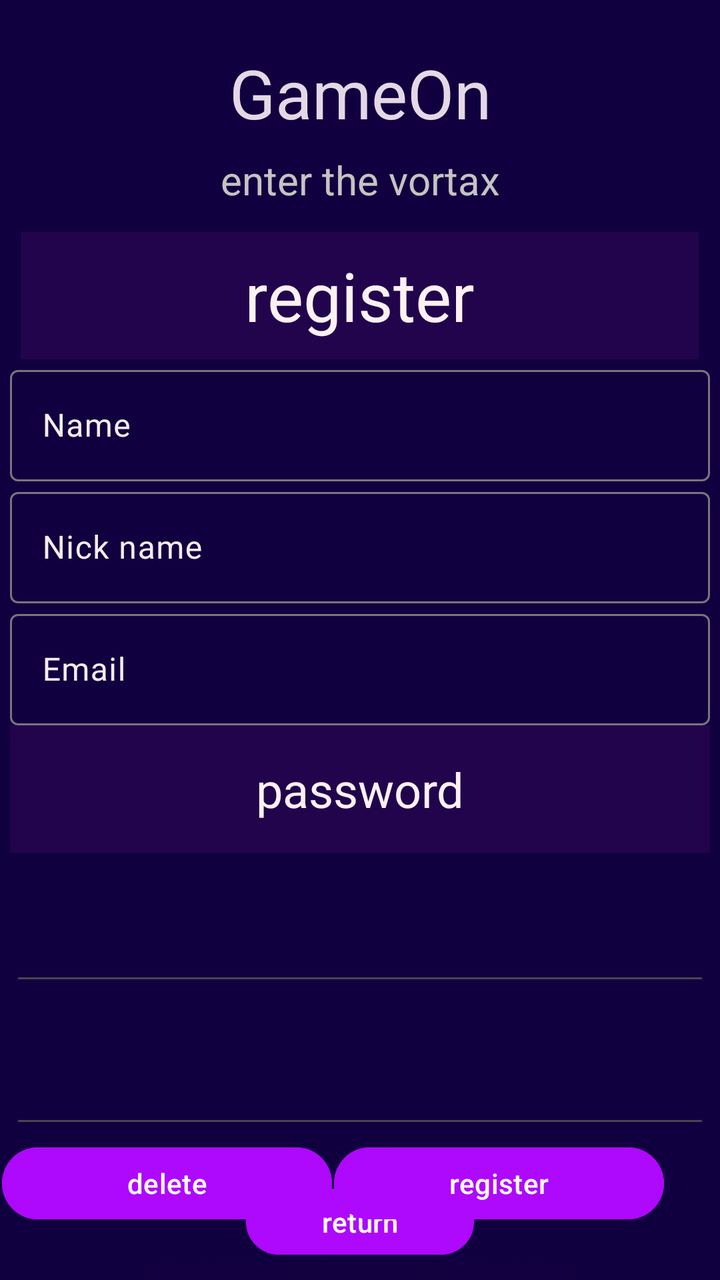
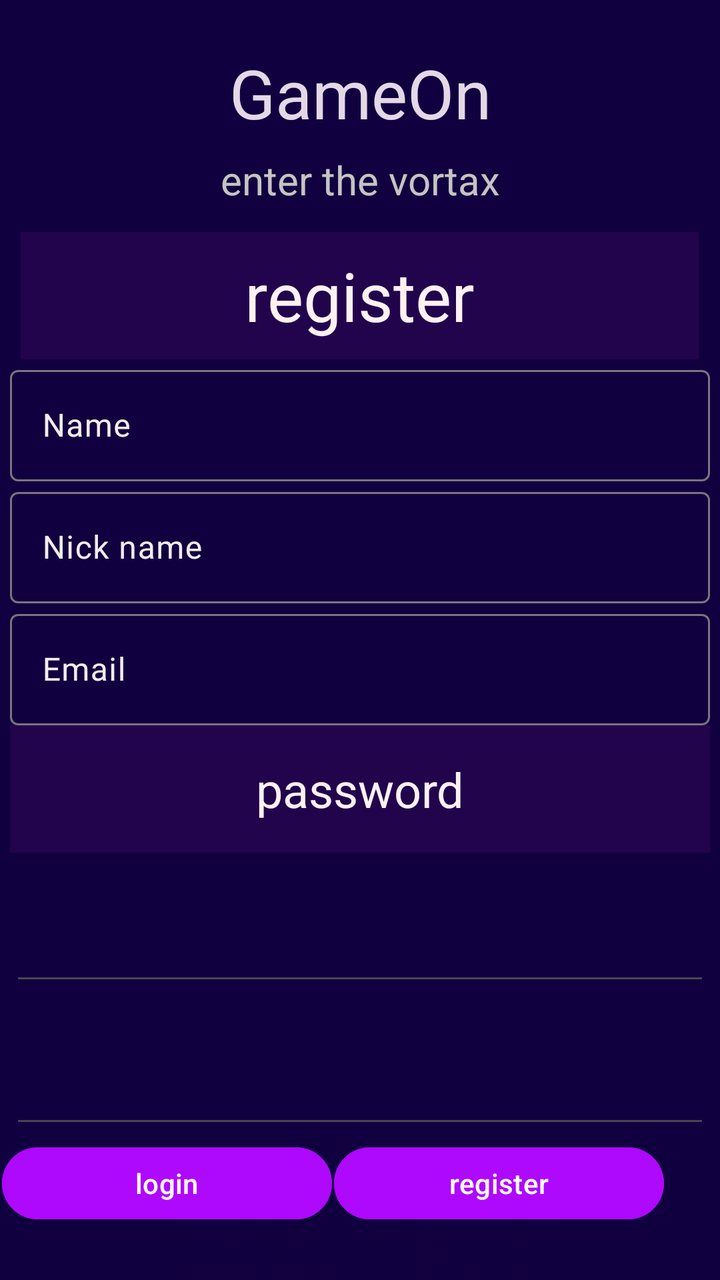

Two renders of the same Android screen: before a commit and after it. Below are the layout's source before the change and the commit's diff.
<!-- AndroidManifest.xml: application theme Theme.GamesPlatform -->
<!-- res/layout/activity_register.xml -->
<?xml version="1.0" encoding="utf-8"?>
<androidx.constraintlayout.widget.ConstraintLayout xmlns:android="http://schemas.android.com/apk/res/android"
    xmlns:app="http://schemas.android.com/apk/res-auto"
    xmlns:tools="http://schemas.android.com/tools"
    android:id="@+id/main"
    android:layout_width="match_parent"
    android:layout_height="match_parent"
    android:background="#11003F"
    tools:context=".screens.RegisterActivity">

    <ImageView
        android:id="@+id/imageView2"
        android:layout_width="450dp"
        android:layout_height="206dp"
        app:layout_constraintBottom_toBottomOf="parent"
        app:layout_constraintEnd_toEndOf="parent"
        app:layout_constraintHorizontal_bias="0.512"
        app:layout_constraintStart_toStartOf="parent"
        app:layout_constraintTop_toBottomOf="@+id/btn_register_go_to_landing"
        app:layout_constraintVertical_bias="0.0"
        app:srcCompat="@drawable/logo_gameon" />

    <Button
        android:id="@+id/btn_login_to_register"
        android:layout_width="165dp"
        android:layout_height="44dp"
        android:backgroundTint="#AE08FD"
        android:text="delete"
        app:layout_constraintBottom_toBottomOf="parent"
        app:layout_constraintEnd_toStartOf="@+id/btn_login_login"
        app:layout_constraintStart_toStartOf="parent"
        app:layout_constraintTop_toBottomOf="@+id/linearLayout"
        app:layout_constraintVertical_bias="0.029" />

    <Button
        android:id="@+id/btn_register_go_to_landing"
        android:layout_width="114dp"
        android:layout_height="41dp"
        android:layout_marginTop="20dp"
        android:backgroundTint="#AE08FD"
        android:text="return"
        app:layout_constraintBottom_toBottomOf="parent"
        app:layout_constraintEnd_toEndOf="parent"
        app:layout_constraintStart_toStartOf="parent"
        app:layout_constraintTop_toBottomOf="@+id/linearLayout"
        app:layout_constraintVertical_bias="0.141" />

    <Button
        android:id="@+id/button7"
        android:layout_width="165dp"
        android:layout_height="44dp"
        android:backgroundTint="#AE08FD"
        android:text="Button"
        app:layout_constraintBottom_toBottomOf="parent"
        app:layout_constraintEnd_toStartOf="@+id/imageView2"
        app:layout_constraintHorizontal_bias="1.0"
        app:layout_constraintStart_toStartOf="parent"
        app:layout_constraintTop_toBottomOf="@+id/imageView2"
        app:layout_constraintVertical_bias="0.0" />

    <Button
        android:id="@+id/btn_login_login"
        android:layout_width="165dp"
        android:layout_height="44dp"
        android:layout_marginStart="237dp"
        android:layout_marginEnd="28dp"
        android:backgroundTint="#AE08FD"
        android:text="register"
        app:layout_constraintBottom_toBottomOf="parent"
        app:layout_constraintEnd_toEndOf="parent"
        app:layout_constraintHorizontal_bias="1.0"
        app:layout_constraintStart_toStartOf="@+id/imageView2"
        app:layout_constraintTop_toBottomOf="@+id/linearLayout"
        app:layout_constraintVertical_bias="0.029" />

    <LinearLayout
        android:id="@+id/linearLayout"
        android:layout_width="350dp"
        android:layout_height="453dp"
        android:layout_marginTop="116dp"
        android:orientation="vertical"
        app:layout_constraintEnd_toEndOf="parent"
        app:layout_constraintHorizontal_bias="0.491"
        app:layout_constraintStart_toStartOf="parent"
        app:layout_constraintTop_toTopOf="parent"
        tools:ignore="MissingConstraints">

        <TextView
            android:id="@+id/textView"
            android:layout_width="339dp"
            android:layout_height="4dp"
            android:layout_gravity="center"
            android:layout_weight="20"
            android:background="#1F9C27B0"
            android:gravity="center"
            android:text="register"
            android:textColor="#FFF1F1"
            android:textSize="34sp" />

        <com.google.android.material.textfield.TextInputLayout
            android:id="@+id/et_register_first_name"
            android:layout_width="match_parent"
            android:layout_height="wrap_content"
            android:ems="10"
            android:hint="Name"
            android:inputType="textEmailAddress"
            android:textColorHint="#F4ECEC">

            <com.google.android.material.textfield.TextInputEditText
                android:layout_width="match_parent"
                android:layout_height="wrap_content"
                android:textColor="#F4ECEC" />
        </com.google.android.material.textfield.TextInputLayout>

        <com.google.android.material.textfield.TextInputLayout
            android:id="@+id/et_register_nick_name"
            android:layout_width="match_parent"
            android:layout_height="wrap_content"
            android:ems="10"
            android:hint="Nick name"
            android:inputType="textEmailAddress"
            android:textColorHint="#F4ECEC">

            <com.google.android.material.textfield.TextInputEditText
                android:layout_width="match_parent"
                android:layout_height="wrap_content"
                android:textColor="#F4ECEC" />
        </com.google.android.material.textfield.TextInputLayout>

        <com.google.android.material.textfield.TextInputLayout
            android:id="@+id/et_register_email"
            android:layout_width="match_parent"
            android:layout_height="wrap_content"
            android:ems="10"
            android:hint="Email"
            android:inputType="textEmailAddress"
            android:textColorHint="#F4ECEC">

            <com.google.android.material.textfield.TextInputEditText
                android:layout_width="match_parent"
                android:layout_height="wrap_content"
                android:textColor="#F4ECEC" />
        </com.google.android.material.textfield.TextInputLayout>

        <TextView
            android:id="@+id/textView5"
            android:layout_width="match_parent"
            android:layout_height="4dp"
            android:layout_gravity="center"
            android:layout_weight="20"
            android:background="#1F9C27B0"
            android:gravity="center"
            android:text="password"
            android:textColor="#FFF1F1"
            android:textSize="24sp" />

        <EditText
            android:id="@+id/et_login_password"
            android:layout_width="match_parent"
            android:layout_height="wrap_content"
            android:layout_weight="10"
            android:ems="10"
            android:inputType="textPassword"
            android:textColor="#FFFFFF" />

        <EditText
            android:id="@+id/et_register_password2"
            android:layout_width="match_parent"
            android:layout_height="wrap_content"
            android:layout_weight="10"
            android:ems="10"
            android:inputType="numberPassword"
            android:outlineSpotShadowColor="#CEC1D3B1"
            android:textColor="#FFFFFF" />

    </LinearLayout>

    <TextView
        android:id="@+id/textView2"
        android:layout_width="214dp"
        android:layout_height="40dp"
        android:gravity="center"
        android:text="GameOn"
        android:textColor="#E4D8E6"
        android:textSize="34sp"
        app:layout_constraintBottom_toTopOf="@+id/linearLayout"
        app:layout_constraintEnd_toEndOf="parent"
        app:layout_constraintStart_toStartOf="parent"
        app:layout_constraintTop_toTopOf="parent"
        app:layout_constraintVertical_bias="0.313"
        tools:ignore="MissingConstraints" />

    <TextView
        android:id="@+id/textView4"
        android:layout_width="wrap_content"
        android:layout_height="wrap_content"
        android:gravity="center"
        android:text="enter the vortax"
        android:textColor="#C5C3C3"
        android:textSize="20sp"
        app:layout_constraintBottom_toTopOf="@+id/linearLayout"
        app:layout_constraintEnd_toEndOf="parent"
        app:layout_constraintStart_toStartOf="parent"
        app:layout_constraintTop_toBottomOf="@+id/textView2"
        tools:ignore="MissingConstraints" />

    <TextView
        android:id="@+id/tv_register_login"
        android:layout_width="wrap_content"
        android:layout_height="wrap_content"
        android:layout_marginTop="8dp"
        android:text="TextView"
        android:textColor="#FFFEFE"
        app:layout_constraintBottom_toBottomOf="parent"
        app:layout_constraintEnd_toEndOf="parent"
        app:layout_constraintStart_toStartOf="parent"
        app:layout_constraintTop_toBottomOf="@+id/imageView2" />

</androidx.constraintlayout.widget.ConstraintLayout>
<!-- resources referenced by this layout -->
<resources>
  <!-- drawable logo_gameon: png bitmap (drawable, 850568 bytes) -->
  <style name="Theme.GamesPlatform" parent="Base.Theme.GamesPlatform" />
  <style name="Base.Theme.GamesPlatform" parent="Theme.Material3.DayNight.NoActionBar">
          
          
      </style>
</resources>

<!-- the commit's change to res/layout/activity_register.xml (unified diff, before → after) -->
@@ -5,6 +5,7 @@
     android:id="@+id/main"
     android:layout_width="match_parent"
     android:layout_height="match_parent"
+    android:layoutDirection="ltr"
     android:background="#11003F"
     tools:context=".screens.RegisterActivity">
 
@@ -16,34 +17,21 @@
         app:layout_constraintEnd_toEndOf="parent"
         app:layout_constraintHorizontal_bias="0.512"
         app:layout_constraintStart_toStartOf="parent"
-        app:layout_constraintTop_toBottomOf="@+id/btn_register_go_to_landing"
+        app:layout_constraintTop_toBottomOf="@+id/btn_register_to_login"
         app:layout_constraintVertical_bias="0.0"
         app:srcCompat="@drawable/logo_gameon" />
 
     <Button
-        android:id="@+id/btn_login_to_register"
+        android:id="@+id/btn_register_to_login"
         android:layout_width="165dp"
         android:layout_height="44dp"
         android:backgroundTint="#AE08FD"
-        android:text="delete"
-        app:layout_constraintBottom_toBottomOf="parent"
-        app:layout_constraintEnd_toStartOf="@+id/btn_login_login"
+        android:text="login"
+        app:layout_constraintBottom_toBottomOf="parent"
+        app:layout_constraintEnd_toStartOf="@+id/btn_register"
         app:layout_constraintStart_toStartOf="parent"
         app:layout_constraintTop_toBottomOf="@+id/linearLayout"
         app:layout_constraintVertical_bias="0.029" />
-
-    <Button
-        android:id="@+id/btn_register_go_to_landing"
-        android:layout_width="114dp"
-        android:layout_height="41dp"
-        android:layout_marginTop="20dp"
-        android:backgroundTint="#AE08FD"
-        android:text="return"
-        app:layout_constraintBottom_toBottomOf="parent"
-        app:layout_constraintEnd_toEndOf="parent"
-        app:layout_constraintStart_toStartOf="parent"
-        app:layout_constraintTop_toBottomOf="@+id/linearLayout"
-        app:layout_constraintVertical_bias="0.141" />
 
     <Button
         android:id="@+id/button7"
@@ -59,7 +47,7 @@
         app:layout_constraintVertical_bias="0.0" />
 
     <Button
-        android:id="@+id/btn_login_login"
+        android:id="@+id/btn_register"
         android:layout_width="165dp"
         android:layout_height="44dp"
         android:layout_marginStart="237dp"
